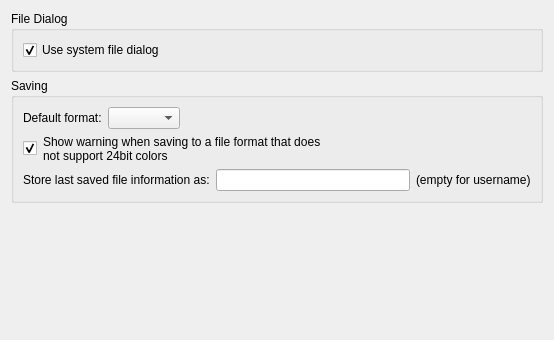
Before: the Qt Designer form scripts/File/SaveAs/PreferencesPage.ui in qcad/qcad, drawn with Qt 5; both pictures show x 0 to 554 and y 0 to 340 of the 554 by 499 pixel window.
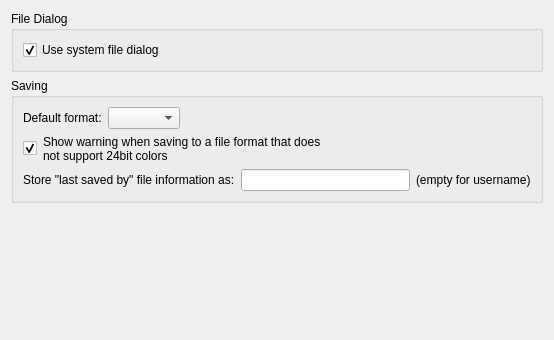
After: the same form once the commit is applied.

The edit to the form file:
```diff
--- a/scripts/File/SaveAs/PreferencesPage.ui
+++ b/scripts/File/SaveAs/PreferencesPage.ui
@@ -105,7 +105,7 @@
         <item>
          <widget class="QLabel" name="label_3">
           <property name="text">
-           <string>Store last saved file information as:</string>
+           <string>Store &quot;last saved by&quot; file information as:</string>
           </property>
          </widget>
         </item>
```
